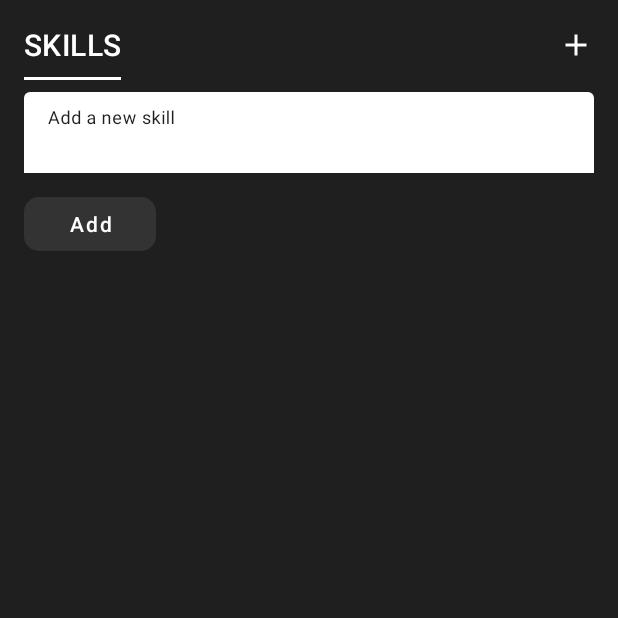
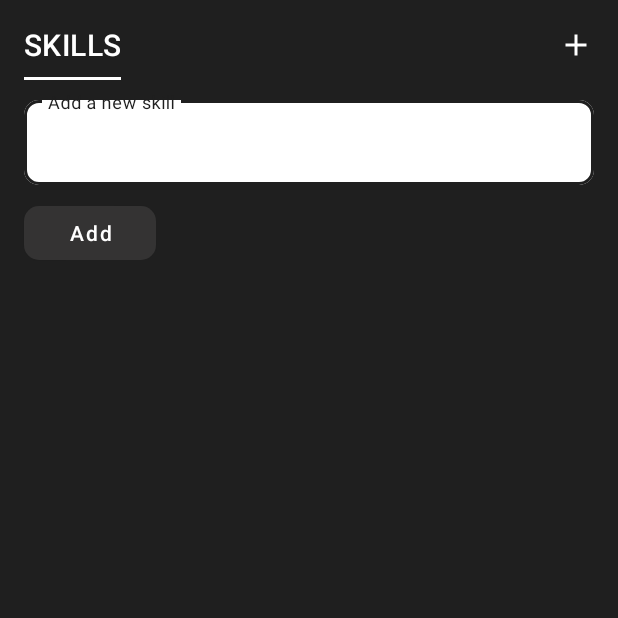
Before and after one commit to arsalanfakhar/Seklo, an Android app: the fragment ProfileSkillsFragment shown on its own in the app's theme, on a phone screen of 412 x 824 dp, the top half of it. Run offline under Robolectric (Android 15) with nearby library versions, the phone set to English and light mode, and no system bars.

```diff
--- a/app/src/main/res/layout/fragment_profile_skills.xml
+++ b/app/src/main/res/layout/fragment_profile_skills.xml
@@ -1,9 +1,9 @@
 <?xml version="1.0" encoding="utf-8"?>
 <ScrollView xmlns:android="http://schemas.android.com/apk/res/android"
+    xmlns:app="http://schemas.android.com/apk/res-auto"
     xmlns:tools="http://schemas.android.com/tools"
     android:layout_width="match_parent"
     android:layout_height="match_parent"
-    xmlns:app="http://schemas.android.com/apk/res-auto"
     android:background="@color/colorPrimary"
     tools:context=".screens.profile.profileFragments.ProfileSkillsFragment">
 
@@ -45,6 +45,7 @@
 
         <com.google.android.material.textfield.TextInputLayout
             android:id="@+id/textInputLayout2"
+            style="@style/TextInputSkills"
             android:layout_width="0dp"
             android:layout_height="wrap_content"
             android:layout_marginStart="16dp"
--- a/app/src/main/res/layout/hr_services_bottom_sheet.xml
+++ b/app/src/main/res/layout/hr_services_bottom_sheet.xml
@@ -1,5 +1,6 @@
 <?xml version="1.0" encoding="utf-8"?>
-<androidx.constraintlayout.widget.ConstraintLayout xmlns:android="http://schemas.android.com/apk/res/android"
+<androidx.constraintlayout.widget.ConstraintLayout
+    xmlns:android="http://schemas.android.com/apk/res/android"
     xmlns:app="http://schemas.android.com/apk/res-auto"
     xmlns:tools="http://schemas.android.com/tools"
     android:id="@+id/hr_bottom_sheet"
--- a/app/src/main/res/values/styles.xml
+++ b/app/src/main/res/values/styles.xml
@@ -16,6 +16,14 @@
         <item name="boxCornerRadiusBottomEnd">20dp</item>
     </style>
 
+    <style name="TextInputSkills" parent="@style/Widget.MaterialComponents.TextInputLayout.OutlinedBox">
+        <item name="boxCornerRadiusTopStart">10dp</item>
+        <item name="boxCornerRadiusTopEnd">10dp</item>
+        <item name="boxCornerRadiusBottomStart">10dp</item>
+        <item name="boxCornerRadiusBottomEnd">10dp</item>
+    </style>
+
+
     <style name="PopupInputRounded" parent="@style/Widget.MaterialComponents.TextInputLayout.OutlinedBox">
         <item name="boxCornerRadiusTopStart">20dp</item>
         <item name="boxCornerRadiusTopEnd">20dp</item>
```
Also changed, not shown: app/src/main/res/layout/fragment_profile.xml (+4 -3 lines).
